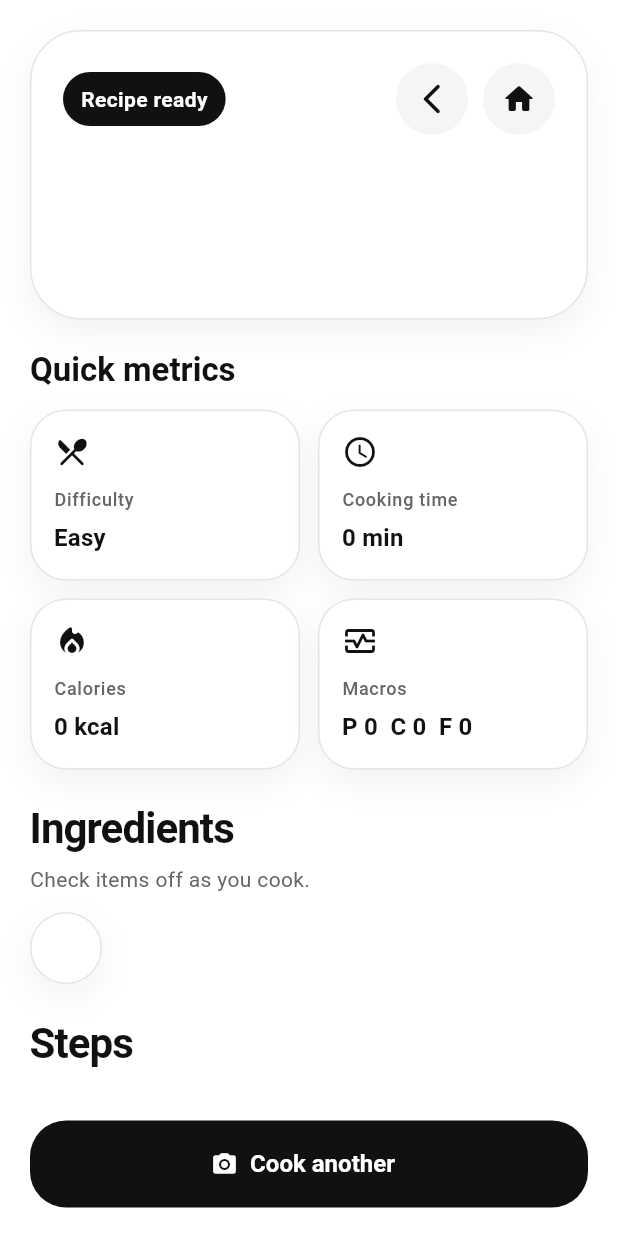
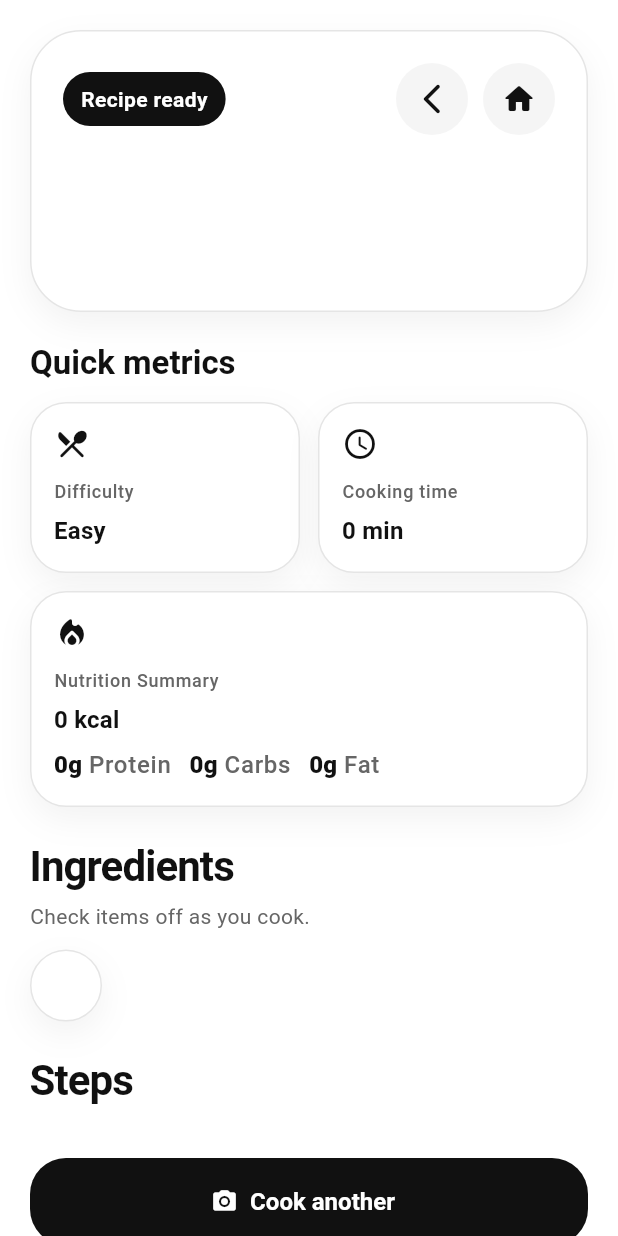
Before and after one commit to egorsivenko/culinex, a Flutter app: the RecipeScreen screen opened directly with empty values, on a phone screen of 412 x 824 dp. Run offline on Flutter 3.47's test engine with Material 3 defaults, Android fonts, the phone set to English and light mode, and no system bars; our stand-ins replace camera, image_picker.

Commit message:
Update macros display on the recipe screen

```diff
--- a/mobile/lib/features/recipe/recipe_screen.dart
+++ b/mobile/lib/features/recipe/recipe_screen.dart
@@ -50,38 +50,38 @@ class _RecipeScreenState extends State<RecipeScreen> {
               LayoutBuilder(
                 builder: (context, constraints) {
                   const double spacing = 12;
-                  final double cardWidth = (constraints.maxWidth - spacing) / 2;
-
-                  final List<_MetricCard> cards = [
-                    _MetricCard(
-                      label: 'Difficulty',
-                      value: recipe.difficulty.label,
-                      icon: Icons.restaurant_menu_rounded,
-                    ),
-                    _MetricCard(
-                      label: 'Cooking time',
-                      value: '${recipe.cookingTimeMinutes} min',
-                      icon: Icons.schedule_rounded,
-                    ),
-                    _MetricCard(
-                      label: 'Calories',
-                      value: '${recipe.macros.caloriesKcal.round()} kcal',
-                      icon: Icons.local_fire_department_rounded,
-                    ),
-                    _MetricCard(
-                      label: 'Macros',
-                      value:
-                          'P ${_formatNumber(recipe.macros.proteinG)}  C ${_formatNumber(recipe.macros.carbsG)}  F ${_formatNumber(recipe.macros.fatG)}',
-                      icon: Icons.monitor_heart_outlined,
-                    ),
-                  ];
+                  final double halfWidth = (constraints.maxWidth - spacing) / 2;
 
                   return Wrap(
                     spacing: spacing,
                     runSpacing: spacing,
                     children: [
-                      for (final _MetricCard card in cards)
-                        SizedBox(width: cardWidth, child: card),
+                      SizedBox(
+                        width: halfWidth,
+                        child: _MetricCard(
+                          label: 'Difficulty',
+                          value: recipe.difficulty.label,
+                          icon: Icons.restaurant_menu_rounded,
+                        ),
+                      ),
+                      SizedBox(
+                        width: halfWidth,
+                        child: _MetricCard(
+                          label: 'Cooking time',
+                          value: '${recipe.cookingTimeMinutes} min',
+                          icon: Icons.schedule_rounded,
+                        ),
+                      ),
+                      SizedBox(
+                        width: constraints.maxWidth,
+                        child: _NutritionSummaryCard(
+                          calories:
+                              '${recipe.macros.caloriesKcal.round()} kcal',
+                          protein: '${recipe.macros.proteinG.round()}g',
+                          carbs: '${recipe.macros.carbsG.round()}g',
+                          fat: '${recipe.macros.fatG.round()}g',
+                        ),
+                      ),
                     ],
                   );
                 },
@@ -167,14 +167,6 @@ class _RecipeScreenState extends State<RecipeScreen> {
       ),
     );
   }
-
-  String _formatNumber(double value) {
-    if (value % 1 == 0) {
-      return value.toStringAsFixed(0);
-    }
-
-    return value.toStringAsFixed(1);
-  }
 }
 
 class _RecipeHeader extends StatelessWidget {
@@ -234,7 +226,10 @@ class _RecipeHeader extends StatelessWidget {
           const SizedBox(height: 22),
           Text(
             recipe.dishName,
-            style: textTheme.displaySmall?.copyWith(color: CulinexColors.ink),
+            style: textTheme.displaySmall?.copyWith(
+              color: CulinexColors.ink,
+              fontSize: 32,
+            ),
           ),
           const SizedBox(height: 12),
           Text(
@@ -276,6 +271,106 @@ class _MetricCard extends StatelessWidget {
           ),
           const SizedBox(height: 6),
           Text(value, style: Theme.of(context).textTheme.titleMedium),
+        ],
+      ),
+    );
+  }
+}
+
+class _NutritionSummaryCard extends StatelessWidget {
+  const _NutritionSummaryCard({
+    required this.calories,
+    required this.protein,
+    required this.carbs,
+    required this.fat,
+  });
+
+  final String calories;
+  final String protein;
+  final String carbs;
+  final String fat;
+
+  @override
+  Widget build(BuildContext context) {
+    final TextTheme textTheme = Theme.of(context).textTheme;
+
+    return GlassPanel(
+      padding: const EdgeInsets.all(16),
+      borderRadius: BorderRadius.circular(24),
+      child: Column(
+        crossAxisAlignment: CrossAxisAlignment.start,
+        children: [
+          const Icon(
+            Icons.local_fire_department_rounded,
+            color: CulinexColors.ink,
+          ),
+          const SizedBox(height: 12),
+          Text(
+            'Nutrition Summary',
+            style: textTheme.labelMedium?.copyWith(
+              color: CulinexColors.mutedInk,
+            ),
+          ),
+          const SizedBox(height: 6),
+          Text.rich(
+            TextSpan(
+              style: textTheme.bodyLarge?.copyWith(
+                color: CulinexColors.mutedInk,
+              ),
+              children: [
+                TextSpan(
+                  text: calories,
+                  style: textTheme.titleMedium?.copyWith(
+                    color: CulinexColors.ink,
+                  ),
+                ),
+              ],
+            ),
+          ),
+          const SizedBox(height: 6),
+          Wrap(
+            spacing: 12,
+            runSpacing: 6,
+            children: [
+              _NutritionDetail(label: 'Protein', value: protein),
+              _NutritionDetail(label: 'Carbs', value: carbs),
+              _NutritionDetail(label: 'Fat', value: fat),
+            ],
+          ),
+        ],
+      ),
+    );
+  }
+}
+
+class _NutritionDetail extends StatelessWidget {
+  const _NutritionDetail({required this.label, required this.value});
+
+  final String label;
+  final String value;
+
+  @override
+  Widget build(BuildContext context) {
+    final TextTheme textTheme = Theme.of(context).textTheme;
+
+    return Text.rich(
+      TextSpan(
+        style: textTheme.bodyLarge?.copyWith(color: CulinexColors.mutedInk),
+        children: [
+          TextSpan(
+            text: value,
+            style: textTheme.titleMedium?.copyWith(
+              color: CulinexColors.ink,
+              fontWeight: FontWeight.w800,
+            ),
+          ),
+          TextSpan(
+            text: ' $label',
+            style: textTheme.bodyLarge?.copyWith(
+              color: CulinexColors.mutedInk,
+              fontWeight: FontWeight.w500,
+            ),
+          ),
         ],
       ),
     );
```
Also changed, not shown: 1 other file.
